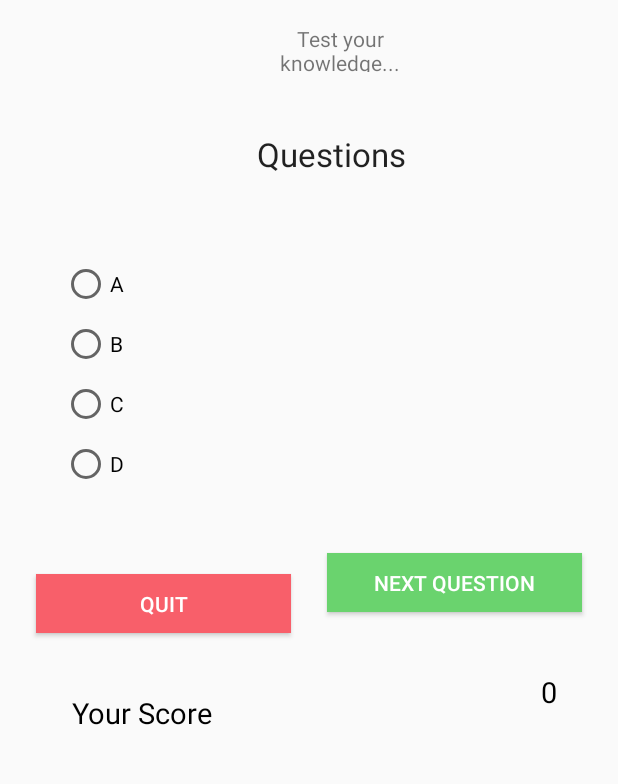
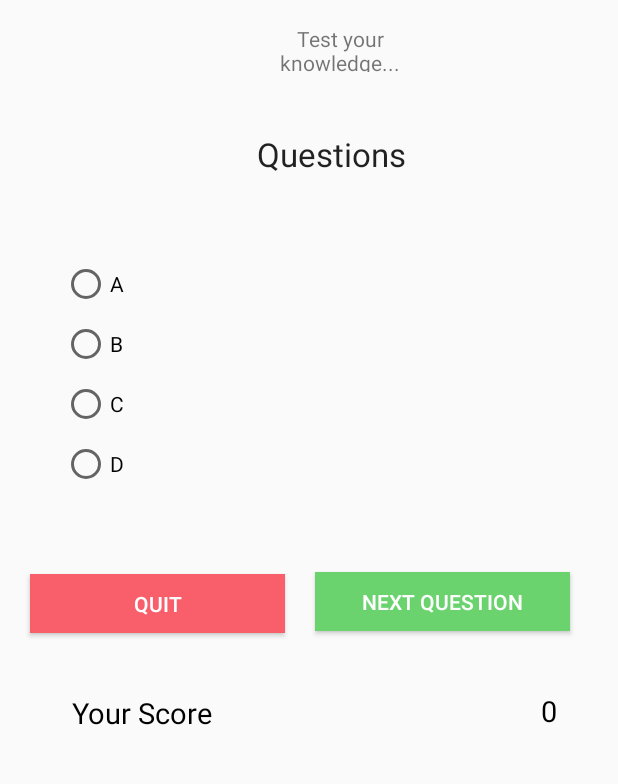
Before and after one commit to prydl/AmateurCooking, an Android app: the quiz1 screen opened directly, with no data from a screen before it, on a phone screen of 412 x 824 dp, the part 207-991 px from its top. Run offline under Robolectric (Android 15) with nearby library versions, the phone set to English and light mode, and no system bars; Roboto replaces fonts that are not available here.

Commit message:
Fixing Quiz UI.

```diff
--- a/app/src/main/res/layout/activity_quiz1.xml
+++ b/app/src/main/res/layout/activity_quiz1.xml
@@ -68,9 +68,9 @@
         android:id="@+id/button3"
         android:layout_width="170dp"
         android:layout_height="39dp"
-        android:layout_marginTop="251dp"
-        android:layout_marginEnd="8dp"
-        android:layout_marginRight="8dp"
+        android:layout_marginTop="264dp"
+        android:layout_marginEnd="16dp"
+        android:layout_marginRight="16dp"
         android:background="#6AD36E"
         android:text="Next Question"
         android:textColor="#ffffff"
```
